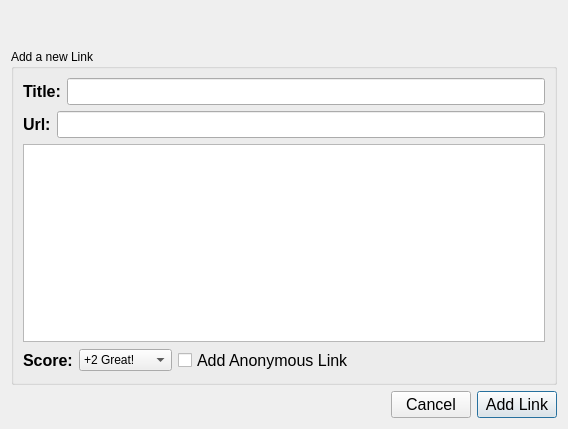
Above: retroshare-gui/src/gui/AddLinksDialog.ui from RetroShare/RetroShare before the change. Below: the same form after it.
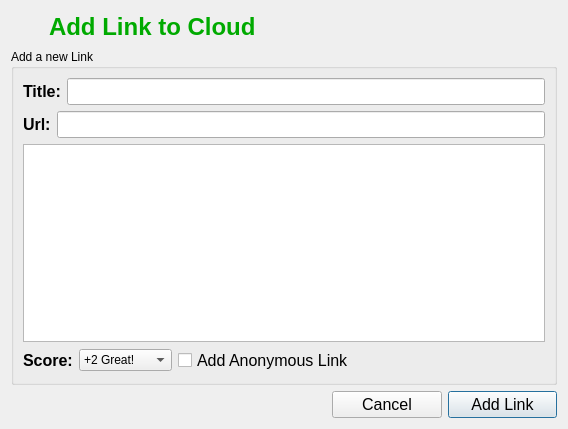
That is the form after the change. Icons and pictures are not drawn.

Commit message: set Text Label for AddLinksDialog

What changed in the file:
```diff
--- a/retroshare-gui/src/gui/AddLinksDialog.ui
+++ b/retroshare-gui/src/gui/AddLinksDialog.ui
@@ -18,11 +18,11 @@
     <normaloff>:/images/rstray3.png</normaloff>:/images/rstray3.png</iconset>
   </property>
   <layout class="QGridLayout" name="gridLayout_2">
-   <item row="0" column="0" colspan="3">
+   <item row="0" column="0">
     <widget class="QLabel" name="linksiconlabel">
      <property name="maximumSize">
       <size>
-       <width>16777215</width>
+       <width>32</width>
        <height>32</height>
       </size>
      </property>
@@ -34,7 +34,18 @@
      </property>
     </widget>
    </item>
-   <item row="1" column="0" colspan="3">
+   <item row="0" column="1" colspan="3">
+    <widget class="QLabel" name="label">
+     <property name="text">
+      <string>&lt;!DOCTYPE HTML PUBLIC &quot;-//W3C//DTD HTML 4.0//EN&quot; &quot;http://www.w3.org/TR/REC-html40/strict.dtd&quot;&gt;
+&lt;html&gt;&lt;head&gt;&lt;meta name=&quot;qrichtext&quot; content=&quot;1&quot; /&gt;&lt;style type=&quot;text/css&quot;&gt;
+p, li { white-space: pre-wrap; }
+&lt;/style&gt;&lt;/head&gt;&lt;body style=&quot; font-family:'DejaVu Sans'; font-size:9pt; font-weight:400; font-style:normal;&quot;&gt;
+&lt;p style=&quot; margin-top:0px; margin-bottom:0px; margin-left:0px; margin-right:0px; -qt-block-indent:0; text-indent:0px;&quot;&gt;&lt;span style=&quot; font-size:18pt; font-weight:600; color:#00aa00;&quot;&gt;Add Link to Cloud&lt;/span&gt;&lt;/p&gt;&lt;/body&gt;&lt;/html&gt;</string>
+     </property>
+    </widget>
+   </item>
+   <item row="1" column="0" colspan="4">
     <widget class="QGroupBox" name="groupBox">
      <property name="title">
       <string>Add a new Link</string>
@@ -208,7 +219,7 @@
      </layout>
     </widget>
    </item>
-   <item row="2" column="0">
+   <item row="2" column="0" colspan="2">
     <spacer name="horizontalSpacer">
      <property name="orientation">
       <enum>Qt::Horizontal</enum>
@@ -221,7 +232,7 @@
      </property>
     </spacer>
    </item>
-   <item row="2" column="1">
+   <item row="2" column="2">
     <widget class="QPushButton" name="closepushButton">
      <property name="font">
       <font>
@@ -233,7 +244,7 @@
      </property>
     </widget>
    </item>
-   <item row="2" column="2">
+   <item row="2" column="3">
     <widget class="QPushButton" name="addLinkButton">
      <property name="font">
       <font>
```
